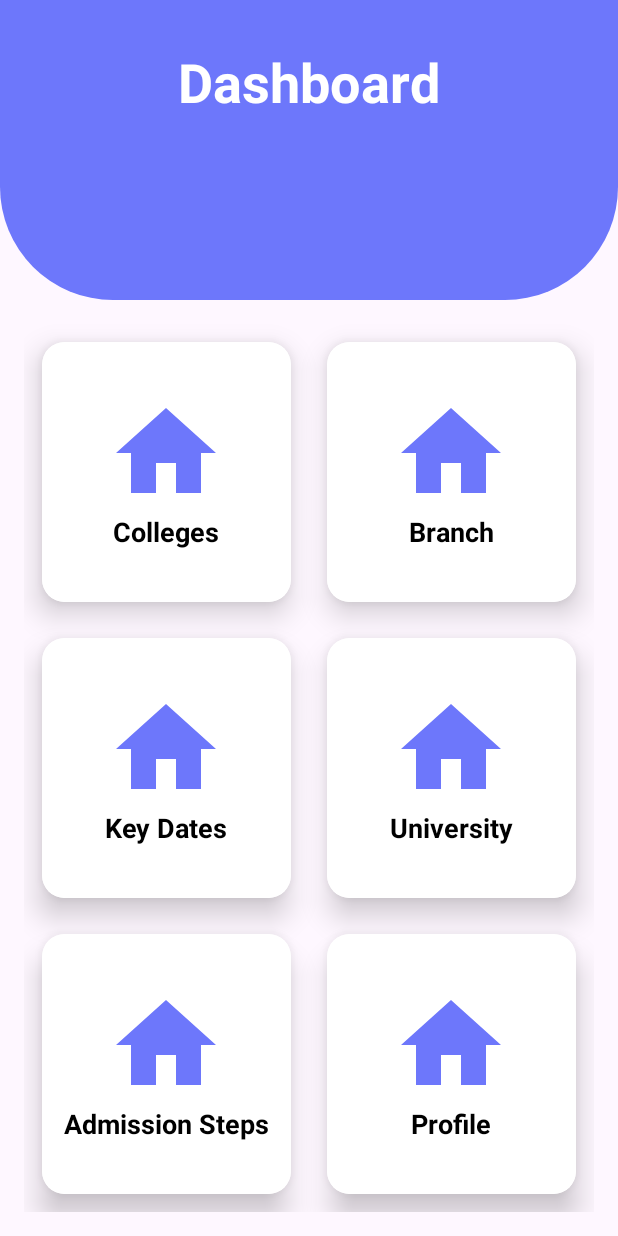
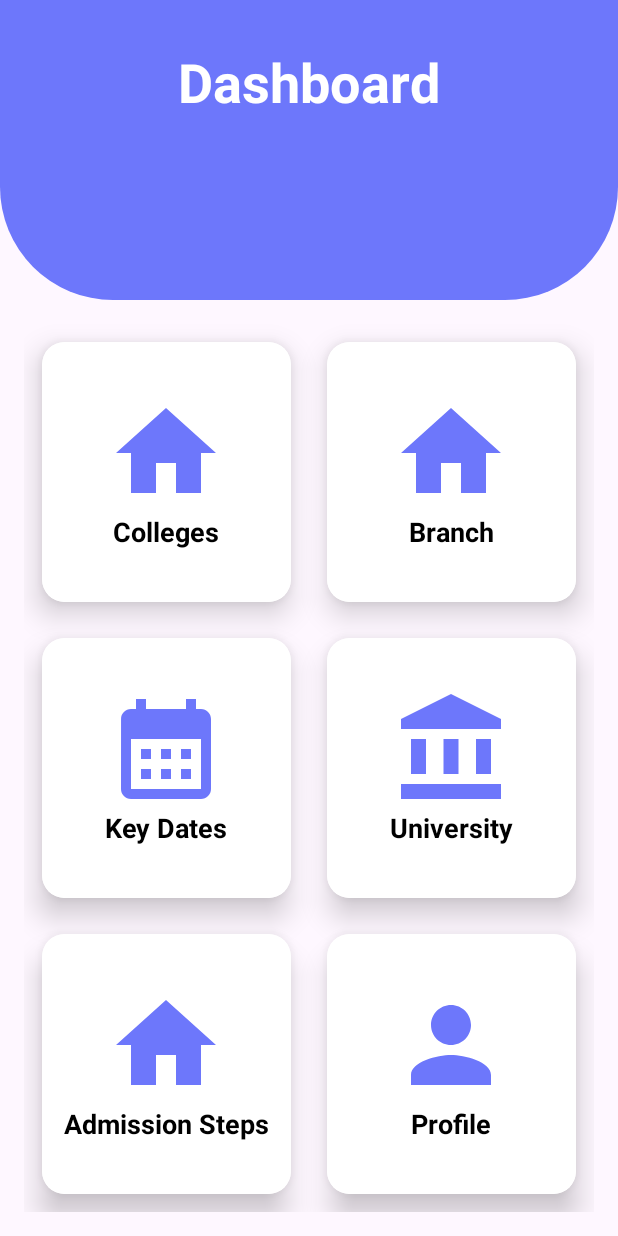
Before and after one commit to Parthrajsinh14/AD_Project, an Android app: the screen it shows after launch once a user with an empty profile is signed in (DashBoard), on a phone screen of 412 x 824 dp. Run offline under Robolectric (Android 15) with nearby library versions, the phone set to English and light mode, and no system bars; our stand-ins replace Firebase (no records; nobody signed in at launch, a user with empty details on screens opened directly).

Commit message:
Completed Key Dates module

```diff
--- /dev/null
+++ b/app/src/main/res/drawable/key_dates.xml
@@ -0,0 +1,5 @@
+<vector xmlns:android="http://schemas.android.com/apk/res/android" android:height="24dp" android:tint="@color/purple" android:viewportHeight="24" android:viewportWidth="24" android:width="24dp">
+
+    <path android:fillColor="@android:color/white" android:pathData="M19,4h-1V2h-2v2H8V2H6v2H5C3.89,4 3.01,4.9 3.01,6L3,20c0,1.1 0.89,2 2,2h14c1.1,0 2,-0.9 2,-2V6C21,4.9 20.1,4 19,4zM19,20H5V10h14V20zM9,14H7v-2h2V14zM13,14h-2v-2h2V14zM17,14h-2v-2h2V14zM9,18H7v-2h2V18zM13,18h-2v-2h2V18zM17,18h-2v-2h2V18z"/>
+
+</vector>
--- /dev/null
+++ b/app/src/main/res/drawable/profile.xml
@@ -0,0 +1,5 @@
+<vector xmlns:android="http://schemas.android.com/apk/res/android" android:height="24dp" android:tint="@color/purple" android:viewportHeight="24" android:viewportWidth="24" android:width="24dp">
+
+    <path android:fillColor="@android:color/white" android:pathData="M12,12c2.21,0 4,-1.79 4,-4s-1.79,-4 -4,-4 -4,1.79 -4,4 1.79,4 4,4zM12,14c-2.67,0 -8,1.34 -8,4v2h16v-2c0,-2.66 -5.33,-4 -8,-4z"/>
+
+</vector>
--- /dev/null
+++ b/app/src/main/res/drawable/university.xml
@@ -0,0 +1,13 @@
+<vector xmlns:android="http://schemas.android.com/apk/res/android" android:height="24dp" android:tint="@color/purple" android:viewportHeight="24" android:viewportWidth="24" android:width="24dp">
+
+    <path android:fillColor="@android:color/white" android:pathData="M4,10h3v7h-3z"/>
+
+    <path android:fillColor="@android:color/white" android:pathData="M10.5,10h3v7h-3z"/>
+
+    <path android:fillColor="@android:color/white" android:pathData="M2,19h20v3h-20z"/>
+
+    <path android:fillColor="@android:color/white" android:pathData="M17,10h3v7h-3z"/>
+
+    <path android:fillColor="@android:color/white" android:pathData="M12,1l-10,5l0,2l20,0l0,-2z"/>
+
+</vector>
--- a/app/src/main/res/layout/activity_dash_board.xml
+++ b/app/src/main/res/layout/activity_dash_board.xml
@@ -135,7 +135,7 @@
                     android:layout_width="80dp"
                     android:layout_height="80dp"
                     android:layout_gravity="center_horizontal"
-                    android:src="@drawable/ic_home" />
+                    android:src="@drawable/key_dates" />
 
                 <TextView
                     android:layout_width="wrap_content"
@@ -172,7 +172,7 @@
                     android:layout_width="80dp"
                     android:layout_height="80dp"
                     android:layout_gravity="center_horizontal"
-                    android:src="@drawable/ic_home" />
+                    android:src="@drawable/university" />
 
                 <TextView
                     android:layout_width="wrap_content"
@@ -247,7 +247,7 @@
                     android:layout_width="80dp"
                     android:layout_height="80dp"
                     android:layout_gravity="center_horizontal"
-                    android:src="@drawable/ic_home" />
+                    android:src="@drawable/profile" />
 
                 <TextView
                     android:layout_width="wrap_content"
--- a/app/src/main/res/values/colors.xml
+++ b/app/src/main/res/values/colors.xml
@@ -21,6 +21,7 @@
     <color name="secondaryTextColor">#555555</color> <!-- Dark gray color for secondary text -->
     <color name="tertiaryTextColor">#888888</color>
     <color name="indicatorColor">#555555</color>
+    <color name="circleColor">#2196F3</color>
 
 
 </resources>
```
Also changed, not shown: app/src/main/java/com/example/College_Details/KeyDates.java (+32 -0 lines), app/src/main/java/com/example/College_Details/KeyDatesAdapter.java (added, +52 -0 lines), app/src/main/java/com/example/College_Details/KeyDatesModel.java (added, +29 -0 lines), app/src/main/java/com/example/College_Details/RegisterActivity.java (+4 -5 lines), app/src/main/res/layout/activity_key_dates.xml (+17 -13 lines), app/src/main/res/layout/item_key_dates.xml (added, +43 -0 lines).
